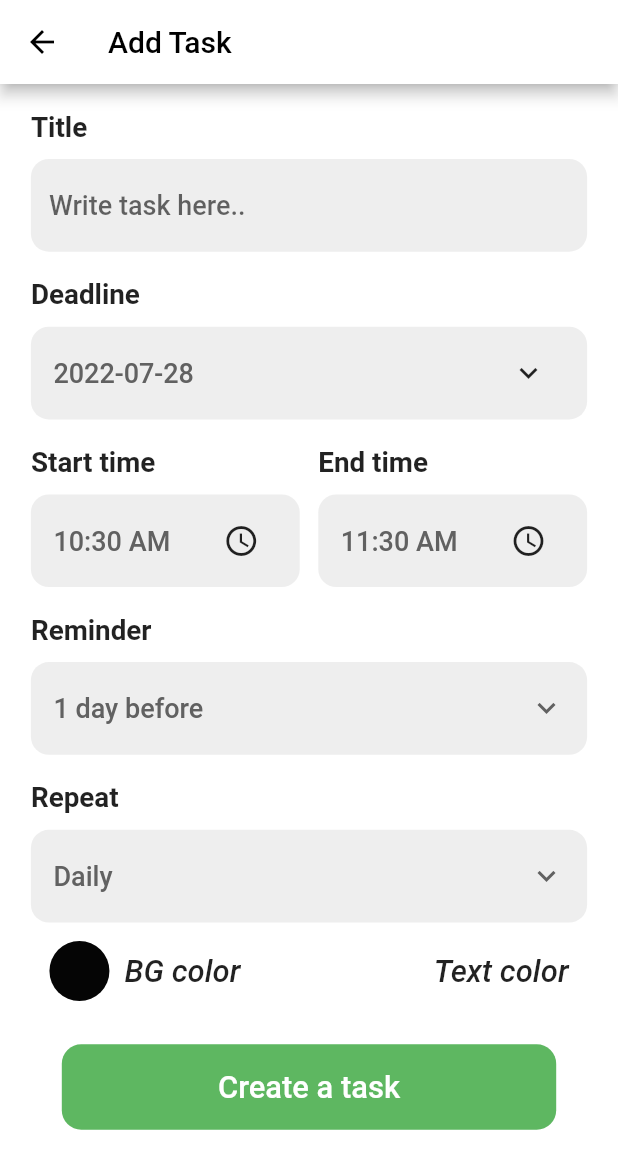
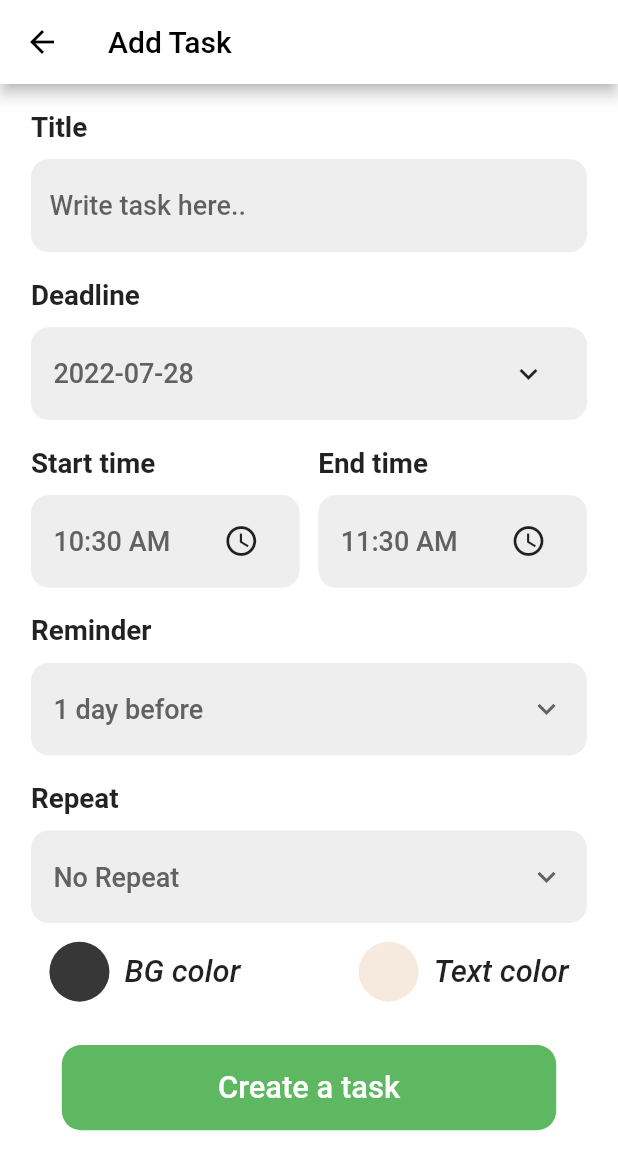
Before and after one commit to Ramy-khashan/todo, a Flutter app: the screen it shows after launch, tab 2 chosen, after a tap on "Add a task", on a phone screen of 412 x 824 dp. Shown: the top 1170 px of the screen. Run offline on Flutter 3.47's test engine with Material 2 defaults, Android fonts, the phone set to English and light mode, and no system bars; our stand-ins replace flutter_bloc, flutter_colorpicker, flutter_local_notifications, fluttertoast, sqflite, timezone; accounts and stored records are empty.

Commit message:
adding repeat

```diff
--- a/lib/cubit/adding_task_cubit/adding_task_cubit.dart
+++ b/lib/cubit/adding_task_cubit/adding_task_cubit.dart
@@ -11,17 +11,18 @@ import 'adding_task_state.dart';
 class AddingTaskCubit extends Cubit<AddingTaskState> {
   AddingTaskCubit() : super(AddingTaskInitial());
   String reminderValue = AddTaskData.reminder[0];
-  String repeatValue = AddTaskData.repeat[0];
+  String repeatValue = AddTaskData.repeat[1];
   final taskController = TextEditingController();
   static AddingTaskCubit get(ctx) => BlocProvider.of(ctx);
   TimeOfDay endTime =
       TimeOfDay(hour: TimeOfDay.now().hour + 1, minute: TimeOfDay.now().minute);
   TimeOfDay startTime = TimeOfDay.now();
+
   DateTime deadLine = DateTime(
       DateTime.now().year, DateTime.now().month, DateTime.now().day + 1);
   late Color pickerBGColor;
   late Color pickerTextColor;
-  late String titleLan ;
+  late String titleLan;
   List letter = [
     "ئ",
     "ء",
@@ -73,10 +74,15 @@ class AddingTaskCubit extends Cubit<AddingTaskState> {
   ];
 
   initialValues() {
+    endTime = TimeOfDay(
+        hour: TimeOfDay.now().hour + 1, minute: TimeOfDay.now().minute);
+    startTime = TimeOfDay.now();
+    deadLine = DateTime(
+        DateTime.now().year, DateTime.now().month, DateTime.now().day + 1);
     titleLan = "en";
-    pickerBGColor = const Color.fromARGB(250, 0, 0, 0);
-    pickerTextColor = const Color.fromARGB(200, 255, 255, 255);
     taskController.clear();
+    pickerBGColor = const Color.fromARGB(200, 0, 0, 0);
+    pickerTextColor = const Color.fromARGB(150, 240, 220, 200);
     emit(InitialColorState());
   }
 
--- a/lib/cubit/todo_app_cubit/todo_cubit.dart
+++ b/lib/cubit/todo_app_cubit/todo_cubit.dart
@@ -29,7 +29,7 @@ class TodoCubitCubit extends Cubit<TodoCubitState> {
     await openDatabase(path, version: 1,
         onCreate: (Database db, int version) async {
       await db.execute(
-          'CREATE TABLE todo (id INTEGER PRIMARY KEY, task TEXT, value INTEGER,reminder TEXT,repeat TEXT,deadLine TEXT,startTime TEXT,endTime TEXT,bgColor TEXT,textColor TEXT, favorite INTEGER,addedAt TEXT,lanType TEXT)');
+          'CREATE TABLE todo (id INTEGER PRIMARY KEY, task TEXT, value INTEGER,reminder TEXT,repeat TEXT,deadLine TEXT,startTime TEXT,endTime TEXT,bgColor TEXT,textColor TEXT, favorite INTEGER,addedAt TEXT,lanType TEXT, isRepeat INTEGER)');
       emit(CreateDatabaseState());
     }, onOpen: (Database db) {
       database = db;
@@ -51,10 +51,11 @@ class TodoCubitCubit extends Cubit<TodoCubitState> {
       favorite,
       addedAt,
       lanType,
+      isRepeat,
       durationTimeForNotification}) async {
     await database.transaction((txn) async {
       txn.rawInsert(
-          'INSERT INTO todo (task, value, reminder, repeat,deadLine,startTime,endTime,bgColor,textColor,favorite,addedAt,lanType) VALUES(?,?,?,?,?,?,?,?,?,?,?,?)',
+          'INSERT INTO todo (task, value, reminder, repeat,deadLine,startTime,endTime,bgColor,textColor,favorite,addedAt,lanType,isRepeat) VALUES(?,?,?,?,?,?,?,?,?,?,?,?,?)',
           [
             task,
             value,
@@ -67,7 +68,8 @@ class TodoCubitCubit extends Cubit<TodoCubitState> {
             textColor,
             favorite,
             addedAt,
-            lanType
+            lanType,
+            isRepeat
           ]).then((value) {
         log(durationTimeForNotification.toString());
         NotificationService().showNotification(
@@ -97,7 +99,7 @@ class TodoCubitCubit extends Cubit<TodoCubitState> {
 
   updateTask({required TaskModel task, value, favorite, isFavorite}) async {
     await database.rawUpdate(
-        'UPDATE todo SET task = ?, value = ?, reminder= ?, repeat= ?, deadLine=? , startTime=?, endTime=?, bgColor=?, textColor=?,favorite=?,addedAt=?,lanType = ? WHERE id = ${task.taskId}',
+        'UPDATE todo SET task = ?, value = ?, reminder= ?, repeat= ?, deadLine=? , startTime=?, endTime=?, bgColor=?, textColor=?,favorite=?,addedAt=?,lanType = ?,isRepeat = ? WHERE id = ${task.taskId}',
         [
           task.task,
           isFavorite ? task.value : value,
@@ -110,7 +112,8 @@ class TodoCubitCubit extends Cubit<TodoCubitState> {
           task.textColor,
           isFavorite ? favorite : task.favorite,
           task.addedAt,
-          task.lanType
+          task.lanType,
+          task.isRepeat
         ]).then((_) {
       if (!isFavorite) {
         Fluttertoast.showToast(msg: value == 1 ? "Completed" : "Uncompleted");
--- a/lib/data/addtask_data.dart
+++ b/lib/data/addtask_data.dart
@@ -7,8 +7,6 @@ class AddTaskData {
   ];
   static List<String> repeat = [
     "Daily",
-    "Weekly",
-    "Monthly",
-    "Yearly",
+    "No Repeat",
   ];
 }
--- a/lib/main.dart
+++ b/lib/main.dart
@@ -20,7 +20,6 @@ class MyApp extends StatelessWidget {
       providers: [
         BlocProvider(create: (context) => TodoCubitCubit()..initialDatabase()),
         BlocProvider(create: (context) => BoardPageCubit()),
-        BlocProvider(create: (context) => AddingTaskCubit()..initialValues()),
       ],
       child: MaterialApp(
         debugShowCheckedModeBanner: false,
--- a/lib/models/db_model.dart
+++ b/lib/models/db_model.dart
@@ -11,6 +11,7 @@ class TaskModel {
   late String bgColor;
   late String addedAt;
   late int favorite;
+  late int isRepeat;
   late String lanType;
 
   TaskModel.fromJson(Map<String, dynamic> json) {
@@ -27,5 +28,6 @@ class TaskModel {
     favorite = json["favorite"];
     addedAt = json["addedAt"];
     lanType = json["lanType"];
+    isRepeat = json["isRepeat"];
   }
 }
--- a/lib/presentation/adding_task/add_task_page.dart
+++ b/lib/presentation/adding_task/add_task_page.dart
@@ -23,7 +23,10 @@ class AddTaskScreen extends StatelessWidget {
   @override
   Widget build(BuildContext context) {
     Size size = MediaQuery.of(context).size;
-    return Scaffold(
+
+    return BlocProvider(
+      create: (context) => AddingTaskCubit()..initialValues(),
+      child: Scaffold(
         appBar: AppBar(
           title: Text(
             "Add Task",
@@ -137,7 +140,8 @@ class AddTaskScreen extends StatelessWidget {
                               todoController.insertTask(
                                   task: controller.taskController.text,
                                   endTime: controller.endTime.format(context),
-                                startTime: controller.startTime.format(context),
+                                  startTime:
+                                      controller.startTime.format(context),
                                   deadLine: controller.deadLine
                                       .toLocal()
                                       .toString()
@@ -152,12 +156,13 @@ class AddTaskScreen extends StatelessWidget {
                                       .toString()
                                       .substring(6, 16),
                                   favorite: 0,
+                                  isRepeat: controller.repeatValue==AddTaskData.repeat[0]?1:0,
                                   addedAt:
+
                                       DateFormat.yMd().format(DateTime.now()),
                                   lanType: controller.titleLan,
                                   durationTimeForNotification: minutes);
-                            controller.titleLan = "en";
-                            controller.taskController.clear();
+
                               Navigator.pop(context);
                             }
                           },
@@ -171,6 +176,7 @@ class AddTaskScreen extends StatelessWidget {
             );
           },
         ),
+      ),
     );
   }
 }
--- a/lib/presentation/adding_task/widget/get_title.dart
+++ b/lib/presentation/adding_task/widget/get_title.dart
@@ -30,12 +30,7 @@ class GetTitleItem extends StatelessWidget {
           head: head,
           size: size,
         ),
-        Container(
-          height: size.longestSide * .075,
-          decoration: BoxDecoration(
-              color: OwnColor.addTaskFieldsColor,
-              borderRadius: BorderRadius.circular(12)),
-          child: TextFormField(
+        TextFormField(
           validator: (String? val) {
             return onValid(val!);
           },
@@ -44,6 +39,12 @@ class GetTitleItem extends StatelessWidget {
           controller: controller,
           onChanged: onChange,
           decoration: InputDecoration(
+            contentPadding: EdgeInsets.symmetric(
+              horizontal: size.shortestSide * .03,
+              vertical: size.longestSide * .025,
+            ),
+            filled: true,
+            fillColor: OwnColor.addTaskFieldsColor,
             hintText: "Write task here..",
             border: OutlineInputBorder(
               borderSide: BorderSide.none,
@@ -51,7 +52,6 @@ class GetTitleItem extends StatelessWidget {
             ),
           ),
         ),
-        ),
       ],
     );
   }
--- a/lib/services/notification_service.dart
+++ b/lib/services/notification_service.dart
@@ -39,6 +39,7 @@ class NotificationService {
         android: AndroidNotificationDetails('main_channel', 'Main Channel',
             channelDescription: 'Main channel notifications',
             playSound: true,
+
             importance: Importance.max,
             priority: Priority.max,
             icon: '@drawable/notificatin_icon'),
@@ -49,7 +50,8 @@ class NotificationService {
     );
   }
 
-  Future<void> cancelAllNotifications() async {
+  Future<void> cancelAllNotifications(id) async {
+//    await flutterLocalNotificationsPlugin.cancel(id);
     await flutterLocalNotificationsPlugin.cancelAll();
   }
   // NotificationAppLaunchDetails? notificationDetails;
```
Also changed, not shown: lib/cubit/schedual/schedual_cubit.dart (+7 -2 lines), lib/presentation/schedule/schedule_page.dart (+6 -1 lines), lib/presentation/schedule/widget/task_shape.dart (+15 -4 lines). Lines whose indentation alone changed are shown as unchanged.
